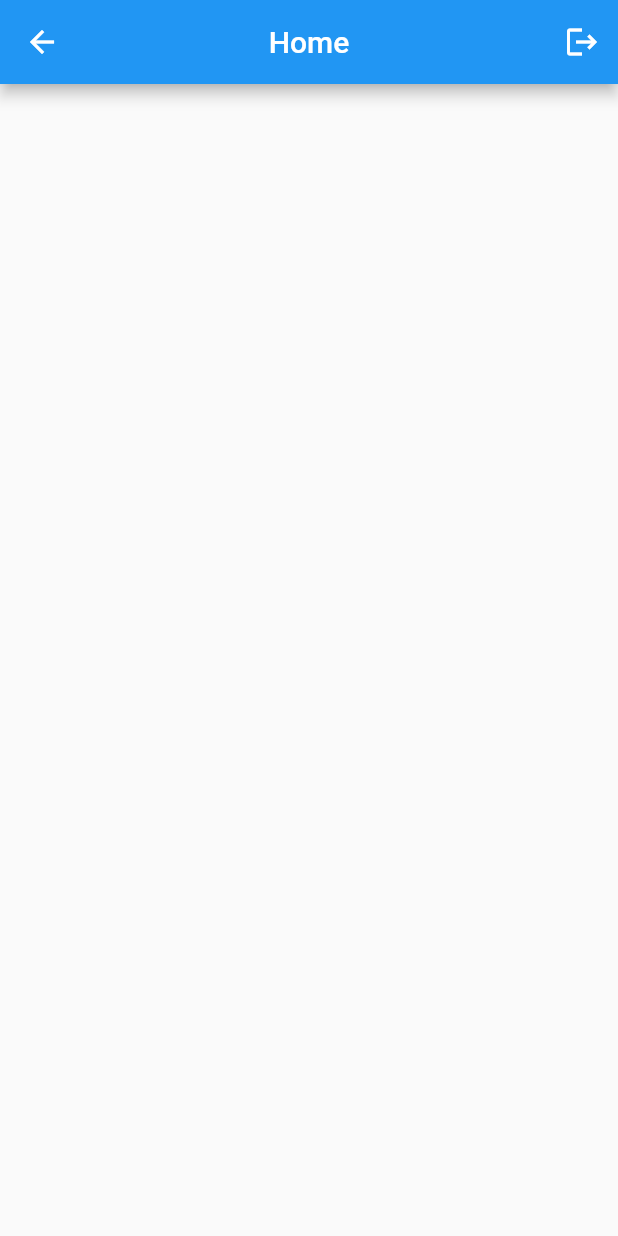
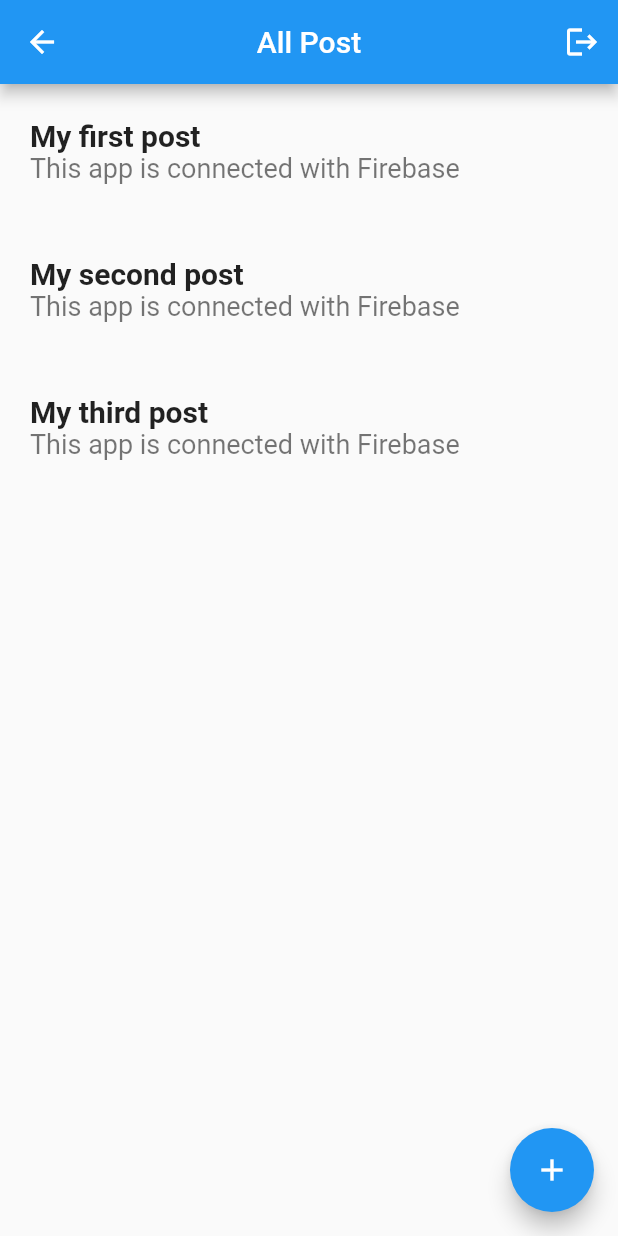
Before and after one commit to Nasibali144/firebase_note_one, a Flutter app: the HomePage screen opened by its route, on a phone screen of 412 x 824 dp. Run offline on Flutter 3.47's test engine with Material 2 defaults, Android fonts, the phone set to English and light mode, and no system bars; our stand-ins replace firebase_auth, firebase_core, shared_preferences; accounts and stored records are empty.

Commit message:
2 - commit

```diff
--- /dev/null
+++ b/lib/models/post_model.dart
@@ -0,0 +1,30 @@
+class Post {
+  late int id;
+  late String userId;
+  late String title;
+  late String content;
+  String? image;
+
+  Post({
+    required this.id,
+    required this.userId,
+    required this.title,
+    required this.content,
+    this.image});
+
+  Post.fromJson(Map<String, dynamic> json) {
+    id = json['id'];
+    userId = json['userId'];
+    title = json['title'];
+    content = json['content'];
+    image = json['image'];
+  }
+
+  Map<String, dynamic> toJson() => {
+    'id': id,
+    'userId': userId,
+    'title': title,
+    'content': content,
+    'image': image,
+  };
+}
--- a/lib/pages/home_page.dart
+++ b/lib/pages/home_page.dart
@@ -1,3 +1,5 @@
+import 'package:firebase_note_one/models/post_model.dart';
+import 'package:firebase_note_one/pages/detail_page.dart';
 import 'package:firebase_note_one/services/auth_service.dart';
 import 'package:flutter/material.dart';
 
@@ -10,16 +12,38 @@ class HomePage extends StatefulWidget {
 }
 
 class _HomePageState extends State<HomePage> {
+  bool isLoading = false;
+  List<Post> items = [];
+
+  @override
+  void initState() {
+    super.initState();
+    _getAllPost();
+  }
+
+  void _getAllPost() async {
+    items = [
+      Post(id: 1, userId: "userId", title: "My first post", content: "This app is connected with Firebase"),
+      Post(id: 2, userId: "userId", title: "My second post", content: "This app is connected with Firebase"),
+      Post(id: 3, userId: "userId", title: "My third post", content: "This app is connected with Firebase"),
+    ];
+
+    setState(() {});
+  }
 
   void _logout() {
     AuthService.signOutUser(context);
+  }
+
+  void _openDetailPage() {
+    Navigator.pushNamed(context, DetailPage.id);
   }
 
   @override
   Widget build(BuildContext context) {
     return Scaffold(
       appBar: AppBar(
-        title: const Text("Home"),
+        title: const Text("All Post"),
         centerTitle: true,
         actions: [
           IconButton(
@@ -28,6 +52,26 @@ class _HomePageState extends State<HomePage> {
           ),
         ],
       ),
+
+      body: ListView.builder(
+        itemCount: items.length,
+        itemBuilder: (context, index) {
+          return _itemOfList(items[index]);
+        },
+      ),
+
+      floatingActionButton: FloatingActionButton(
+        onPressed: _openDetailPage,
+        child: const Icon(Icons.add),
+      ),
+    );
+  }
+
+  Widget _itemOfList(Post post) {
+    return ListTile(
+      contentPadding: const EdgeInsets.symmetric(vertical: 10, horizontal: 20),
+      title: Text(post.title, style: const TextStyle(fontSize: 20, fontWeight: FontWeight.w600),),
+      subtitle: Text(post.content, style: const TextStyle(fontSize: 18),),
     );
   }
 }
```
Also changed, not shown: lib/main.dart (+21 -1 lines), lib/pages/detail_page.dart (added, +71 -0 lines), lib/pages/sign_in_page.dart (+13 -2 lines), lib/pages/sign_up_page.dart (+12 -1 lines), lib/services/auth_service.dart (+6 -8 lines).
